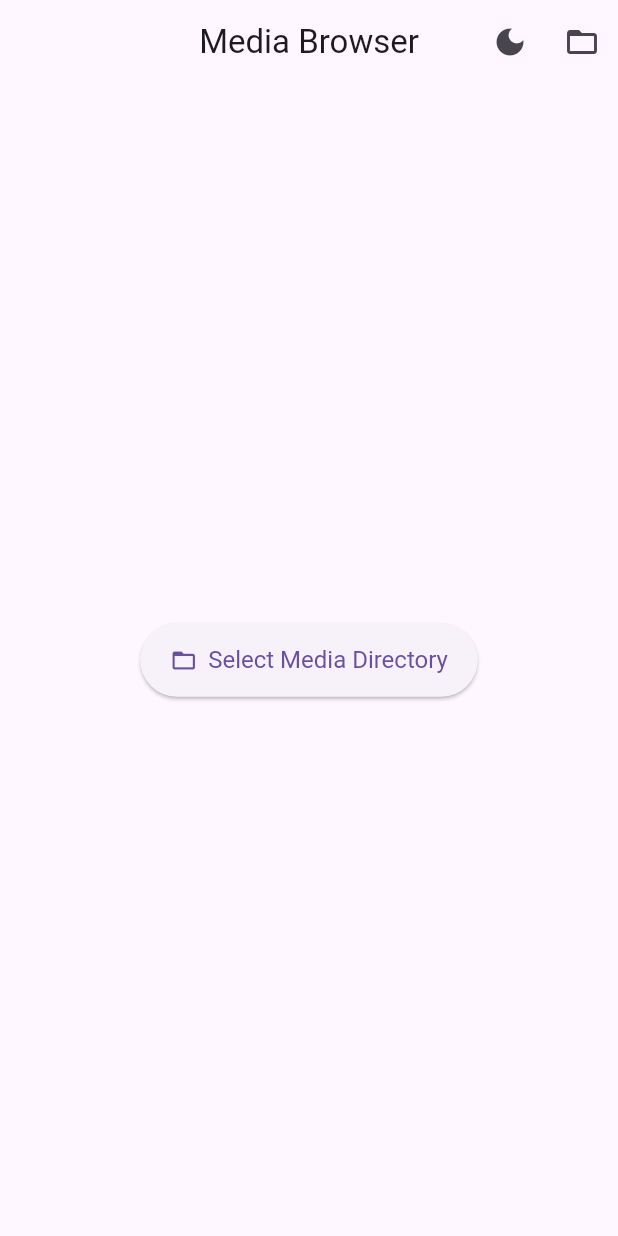
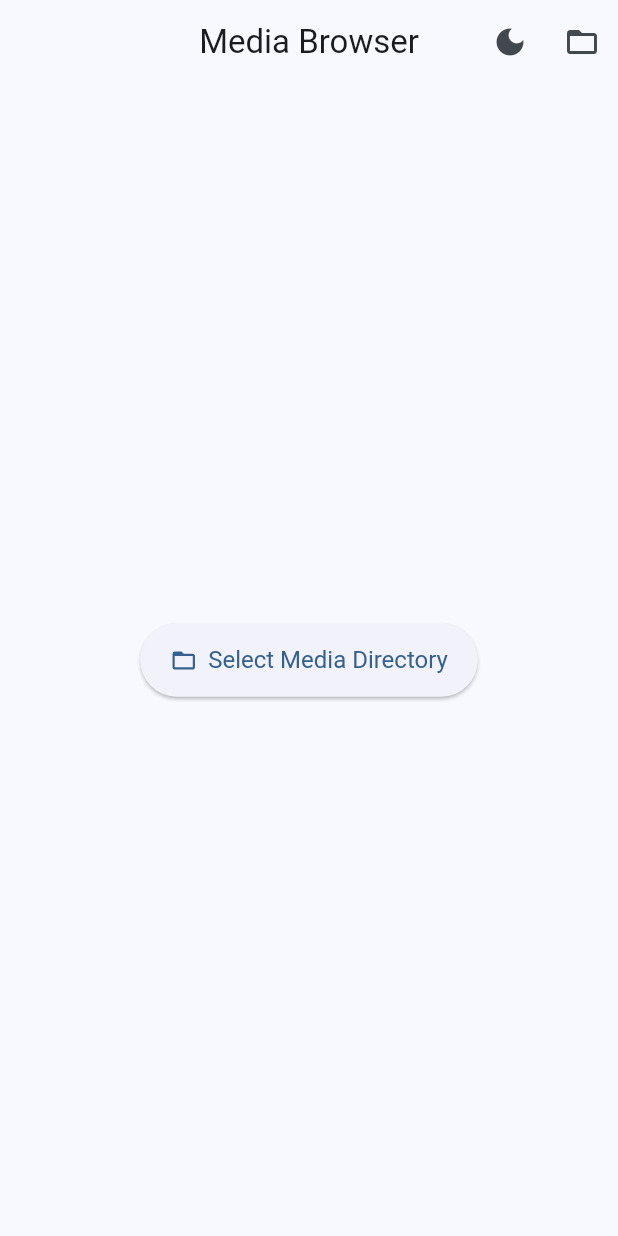
Before and after one commit to ghchinoy/media_browser_app, a Flutter app: the screen it shows after launch, on a phone screen of 412 x 824 dp. Run offline on Flutter 3.47's test engine with Material 3 defaults, Android fonts, the phone set to English and light mode, and no system bars; our stand-ins replace audioplayers, file_picker, flutter_markdown, shimmer, video_player, watcher; missing offline and left inert: cached_memory_image, flutter_syntax_view, video_thumbnail.

```diff
--- a/lib/main.dart
+++ b/lib/main.dart
@@ -43,13 +43,19 @@ class _MediaBrowserAppState extends State<MediaBrowserApp> {
     return MaterialApp(
       title: 'Media Browser',
       theme: ThemeData(
-        primarySwatch: Colors.blue,
-        brightness: Brightness.light,
+        colorScheme: ColorScheme.fromSeed(
+          seedColor: Colors.blue,
+          brightness: Brightness.light,
+        ),
+        useMaterial3: true,
         visualDensity: VisualDensity.adaptivePlatformDensity,
       ),
       darkTheme: ThemeData(
-        primarySwatch: Colors.blue,
-        brightness: Brightness.dark,
+        colorScheme: ColorScheme.fromSeed(
+          seedColor: Colors.blue,
+          brightness: Brightness.dark,
+        ),
+        useMaterial3: true,
         visualDensity: VisualDensity.adaptivePlatformDensity,
       ),
       themeMode: _themeMode,
--- a/pubspec.yaml
+++ b/pubspec.yaml
@@ -50,6 +50,7 @@ dependencies:
 dev_dependencies:
   flutter_test:
     sdk: flutter
+  flutter_launcher_icons: ^0.13.1
 
   # The "flutter_lints" package below contains a set of recommended lints to
   # encourage good coding practices. The lint set provided by the package is
```
Also changed, not shown: lib/fullscreen_video_player.dart (line endings or trailing spaces), lib/media_detail_dialog.dart (line endings or trailing spaces), lib/media_service.dart (line endings or trailing spaces), pubspec.lock, 50 other files.
